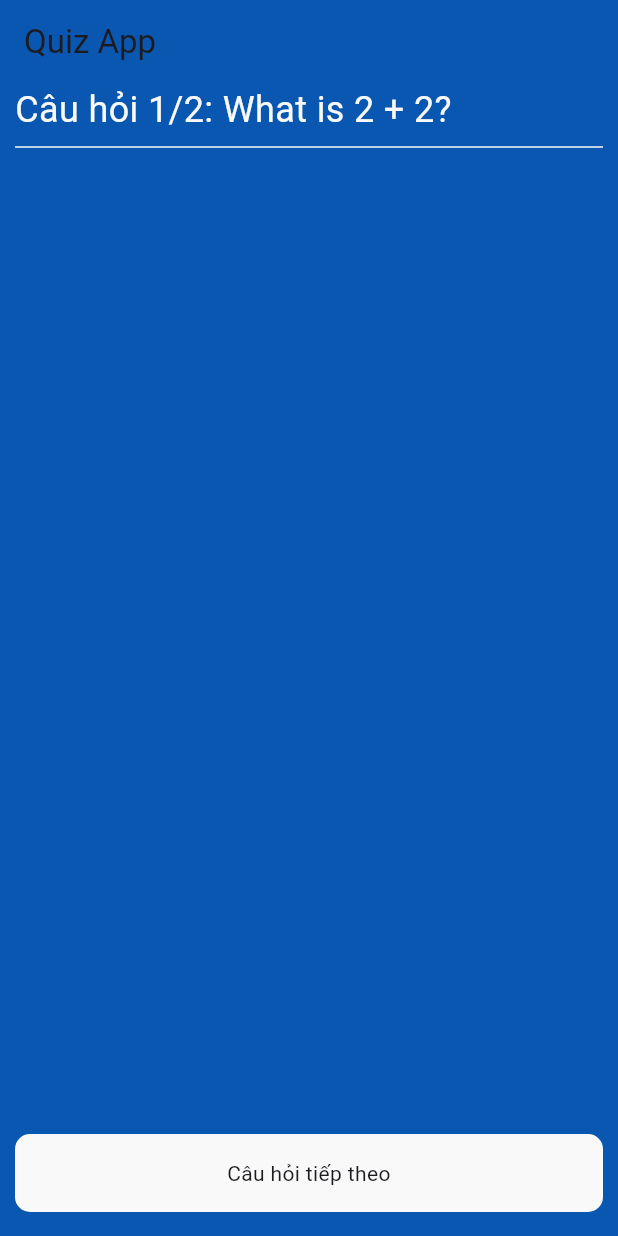
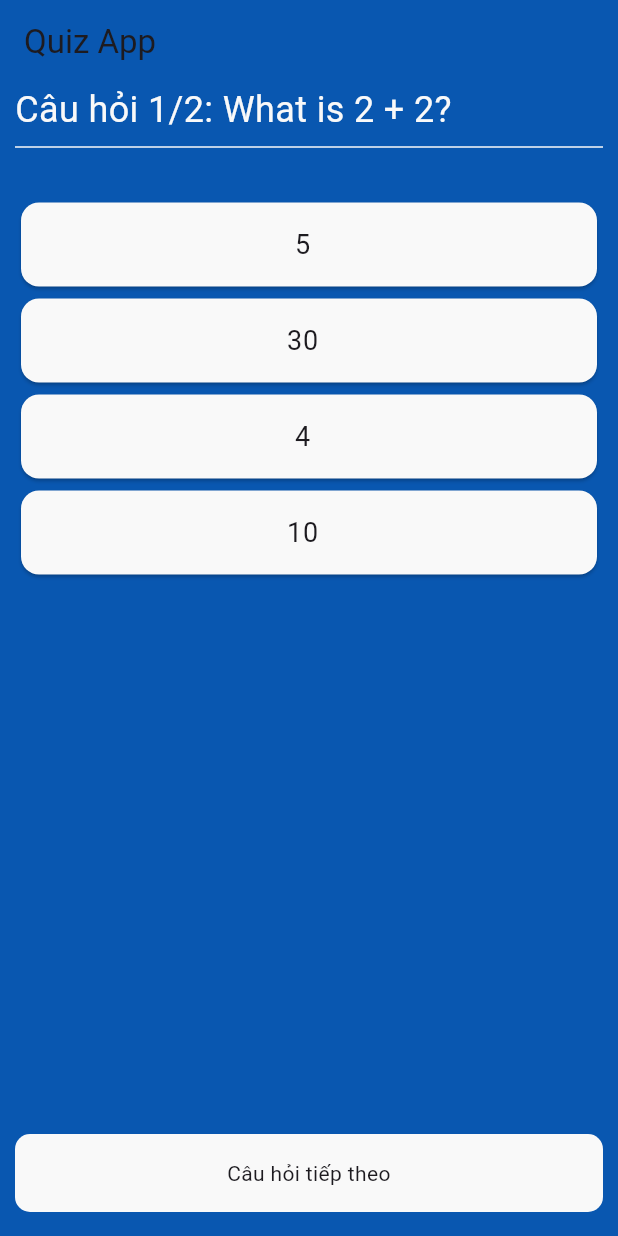
Before and after one commit to dacbac2702/simplequiz_app, a Flutter app: the screen it shows after launch, on a phone screen of 412 x 824 dp. Run offline on Flutter 3.47's test engine with Material 3 defaults, Android fonts, the light colour scheme and no system bars.

Commit message:
Update home_screen.dart and

```diff
--- a/lib/screens/home_screen.dart
+++ b/lib/screens/home_screen.dart
@@ -4,6 +4,7 @@ import '../constants.dart';
 import '../models/question_model.dart';
 import '../widgets/question_widget.dart';
 import '../widgets/next_button.dart';
+import '../widgets/option_card.dart';
 
 // Create the HomeScreen widget
 class HomeScreen extends StatefulWidget {
@@ -29,7 +30,8 @@ class _HomeScreenState extends State<HomeScreen> {
 
   // Create an index to loop through _questions
   int index = 0;
-
+  // Create a boolean value to check if the user has clicked
+  bool isPressed = false;
   // Create a function to display the next question
   void nextQuestion() {
     if (index == _questions.length - 1) {
@@ -37,8 +39,16 @@ class _HomeScreenState extends State<HomeScreen> {
     } else {
       setState(() {
         index++; // When the index will change to 1. rebuild the app.
+        isPressed = false;
       });
     }
+  }
+
+  // Create a function for changing color
+  void changeColor() {
+    setState(() {
+      isPressed = true;
+    });
   }
 
   @override
@@ -63,6 +73,18 @@ class _HomeScreenState extends State<HomeScreen> {
             totalQuestions: _questions.length, // Total length of the list
           ),
           const Divider(color: neutral),
+          // Add some space
+          const SizedBox(height: 25.0),
+          for (int i = 0; i < _questions[index].options.length; i++)
+            OptionCard(
+              option: _questions[index].options.keys.toList()[i],
+              color: isPressed
+                  ? _questions[index].options.values.toList()[i] == true
+                      ? correct
+                      : incorrect
+                  : neutral,
+              onTap: changeColor,
+            ),
         ]),
       ),
 
--- /dev/null
+++ b/lib/widgets/option_card.dart
@@ -0,0 +1,32 @@
+import 'package:flutter/material.dart';
+import '../constants.dart';
+
+class OptionCard extends StatelessWidget {
+  const OptionCard(
+      {Key? key,
+      required this.option,
+      required this.color,
+      required this.onTap})
+      : super(key: key);
+  final String option;
+  final VoidCallback onTap;
+  final Color color;
+  @override
+  Widget build(BuildContext context) {
+    return GestureDetector(
+      onTap: onTap,
+      child: Card(
+        color: color,
+        child: ListTile(
+          title: Text(
+            option,
+            textAlign: TextAlign.center,
+            style: TextStyle(
+              fontSize: 18.0,
+            ),
+          ),
+        ),
+      ),
+    );
+  }
+}
```
